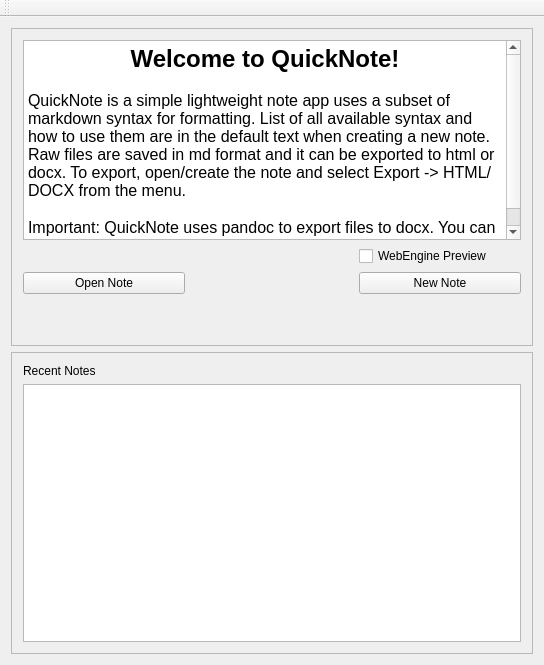
Old version of the form mainwindow.ui in the repository dhamith93/QuickNote.
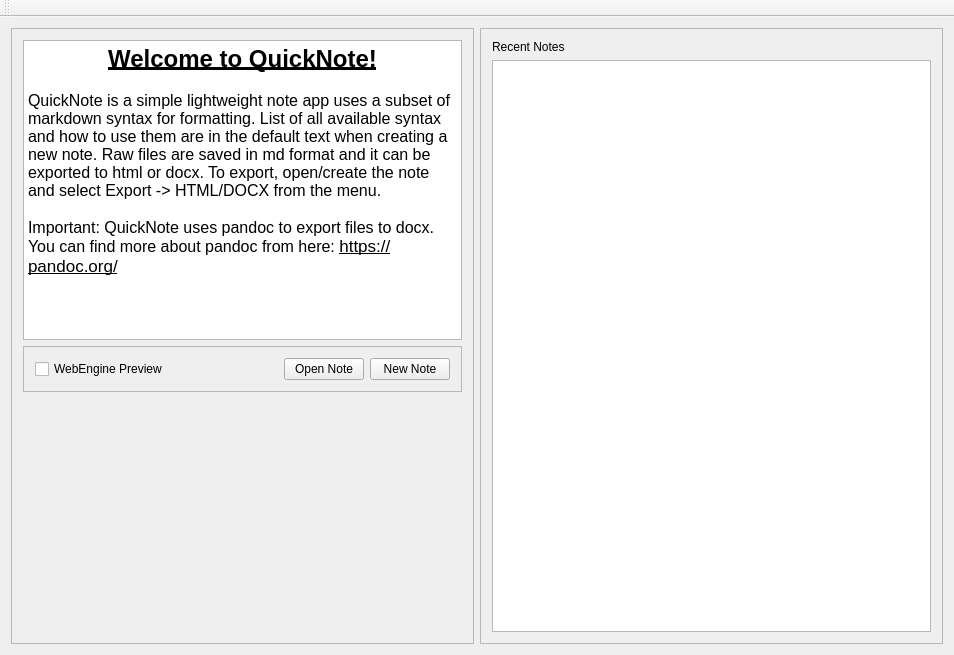
New version of the form. Icons and pictures are not drawn.

Patch:
```diff
--- a/mainwindow.ui
+++ b/mainwindow.ui
@@ -6,8 +6,8 @@
    <rect>
     <x>0</x>
     <y>0</y>
-    <width>544</width>
-    <height>665</height>
+    <width>954</width>
+    <height>655</height>
    </rect>
   </property>
   <property name="windowTitle">
@@ -18,11 +18,11 @@
     <normaloff>QuickNote_icon.icns</normaloff>QuickNote_icon.icns</iconset>
   </property>
   <widget class="QWidget" name="centralWidget">
-   <layout class="QVBoxLayout" name="verticalLayout">
+   <layout class="QHBoxLayout" name="horizontalLayout">
     <item>
      <widget class="QFrame" name="frame">
       <property name="sizePolicy">
-       <sizepolicy hsizetype="Preferred" vsizetype="Expanding">
+       <sizepolicy hsizetype="Expanding" vsizetype="Expanding">
         <horstretch>0</horstretch>
         <verstretch>0</verstretch>
        </sizepolicy>
@@ -33,11 +33,11 @@
       <property name="frameShadow">
        <enum>QFrame::Raised</enum>
       </property>
-      <layout class="QGridLayout" name="gridLayout">
-       <item row="0" column="0" rowspan="2" colspan="3">
+      <layout class="QVBoxLayout" name="verticalLayout">
+       <item>
         <widget class="QTextBrowser" name="textBrowser">
          <property name="sizePolicy">
-          <sizepolicy hsizetype="Expanding" vsizetype="Fixed">
+          <sizepolicy hsizetype="Expanding" vsizetype="Expanding">
            <horstretch>0</horstretch>
            <verstretch>0</verstretch>
           </sizepolicy>
@@ -45,7 +45,7 @@
          <property name="minimumSize">
           <size>
            <width>0</width>
-           <height>200</height>
+           <height>300</height>
           </size>
          </property>
          <property name="html">
@@ -53,13 +53,59 @@
 &lt;html&gt;&lt;head&gt;&lt;meta name=&quot;qrichtext&quot; content=&quot;1&quot; /&gt;&lt;style type=&quot;text/css&quot;&gt;
 p, li { white-space: pre-wrap; }
 &lt;/style&gt;&lt;/head&gt;&lt;body style=&quot; font-family:'.SF NS Text'; font-size:13pt; font-weight:400; font-style:normal;&quot;&gt;
-&lt;p align=&quot;center&quot; style=&quot; margin-top:18px; margin-bottom:12px; margin-left:0px; margin-right:0px; -qt-block-indent:0; text-indent:0px;&quot;&gt;&lt;span style=&quot; font-size:18pt; font-weight:600;&quot;&gt;Welcome to QuickNote!&lt;/span&gt;&lt;/p&gt;
+&lt;p align=&quot;center&quot; style=&quot; margin-top:18px; margin-bottom:12px; margin-left:0px; margin-right:0px; -qt-block-indent:0; text-indent:0px;&quot;&gt;&lt;span style=&quot; font-size:18pt; font-weight:600; text-decoration: underline;&quot;&gt;Welcome to QuickNote!&lt;/span&gt;&lt;/p&gt;
 &lt;p style=&quot; margin-top:18px; margin-bottom:12px; margin-left:0px; margin-right:0px; -qt-block-indent:0; text-indent:0px;&quot;&gt;&lt;span style=&quot; font-size:12pt;&quot;&gt;QuickNote is a simple lightweight note app uses a subset of markdown syntax for formatting. List of all available syntax and how to use them are in the default text when creating a new note. Raw files are saved in md format and it can be exported to html or docx. To export, open/create the note and select Export -&amp;gt; HTML/DOCX from the menu. &lt;/span&gt;&lt;/p&gt;
 &lt;p style=&quot; margin-top:18px; margin-bottom:12px; margin-left:0px; margin-right:0px; -qt-block-indent:0; text-indent:0px;&quot;&gt;&lt;span style=&quot; font-size:12pt;&quot;&gt;Important: QuickNote uses pandoc to export files to docx. You can find more about pandoc from here: &lt;/span&gt;&lt;span style=&quot; text-decoration: underline;&quot;&gt;https://pandoc.org/&lt;/span&gt;&lt;/p&gt;&lt;/body&gt;&lt;/html&gt;</string>
          </property>
         </widget>
        </item>
-       <item row="5" column="1">
+       <item>
+        <widget class="QFrame" name="frame_3">
+         <property name="frameShape">
+          <enum>QFrame::StyledPanel</enum>
+         </property>
+         <property name="frameShadow">
+          <enum>QFrame::Raised</enum>
+         </property>
+         <layout class="QHBoxLayout" name="horizontalLayout_2">
+          <item>
+           <widget class="QCheckBox" name="chkWebEnginePreview">
+            <property name="text">
+             <string>WebEngine Preview</string>
+            </property>
+           </widget>
+          </item>
+          <item>
+           <spacer name="horizontalSpacer">
+            <property name="orientation">
+             <enum>Qt::Horizontal</enum>
+            </property>
+            <property name="sizeHint" stdset="0">
+             <size>
+              <width>40</width>
+              <height>20</height>
+             </size>
+            </property>
+           </spacer>
+          </item>
+          <item>
+           <widget class="QPushButton" name="btnOpenNote">
+            <property name="text">
+             <string>Open Note</string>
+            </property>
+           </widget>
+          </item>
+          <item>
+           <widget class="QPushButton" name="btnNewNote">
+            <property name="text">
+             <string>New Note</string>
+            </property>
+           </widget>
+          </item>
+         </layout>
+        </widget>
+       </item>
+       <item>
         <spacer name="verticalSpacer">
          <property name="orientation">
           <enum>Qt::Vertical</enum>
@@ -72,27 +118,6 @@
          </property>
         </spacer>
        </item>
-       <item row="3" column="2">
-        <widget class="QPushButton" name="btnNewNote">
-         <property name="text">
-          <string>New Note</string>
-         </property>
-        </widget>
-       </item>
-       <item row="3" column="0">
-        <widget class="QPushButton" name="btnOpenNote">
-         <property name="text">
-          <string>Open Note</string>
-         </property>
-        </widget>
-       </item>
-       <item row="2" column="2">
-        <widget class="QCheckBox" name="chkWebEnginePreview">
-         <property name="text">
-          <string>WebEngine Preview</string>
-         </property>
-        </widget>
-       </item>
       </layout>
      </widget>
     </item>
@@ -114,6 +139,13 @@
        </item>
        <item>
         <widget class="QListWidget" name="listRecent">
+         <property name="font">
+          <font>
+           <pointsize>13</pointsize>
+           <weight>75</weight>
+           <bold>true</bold>
+          </font>
+         </property>
          <property name="cursor" stdset="0">
           <cursorShape>ArrowCursor</cursorShape>
          </property>
```
Left out of the diff: 5 changed lines with no effect on the pictures.
